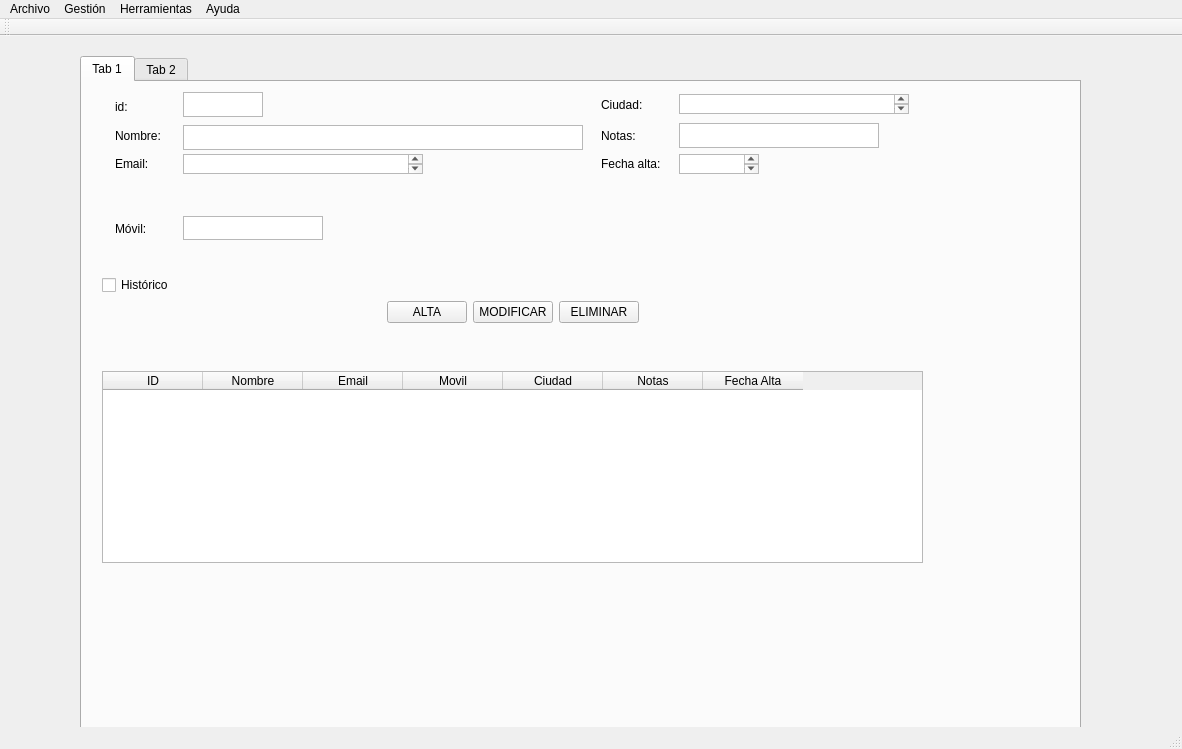
The window that templates/venPrincipal.ui (lauri1604/rodriguezrodriguezrecupera) describes before a commit, drawn with Qt 5.
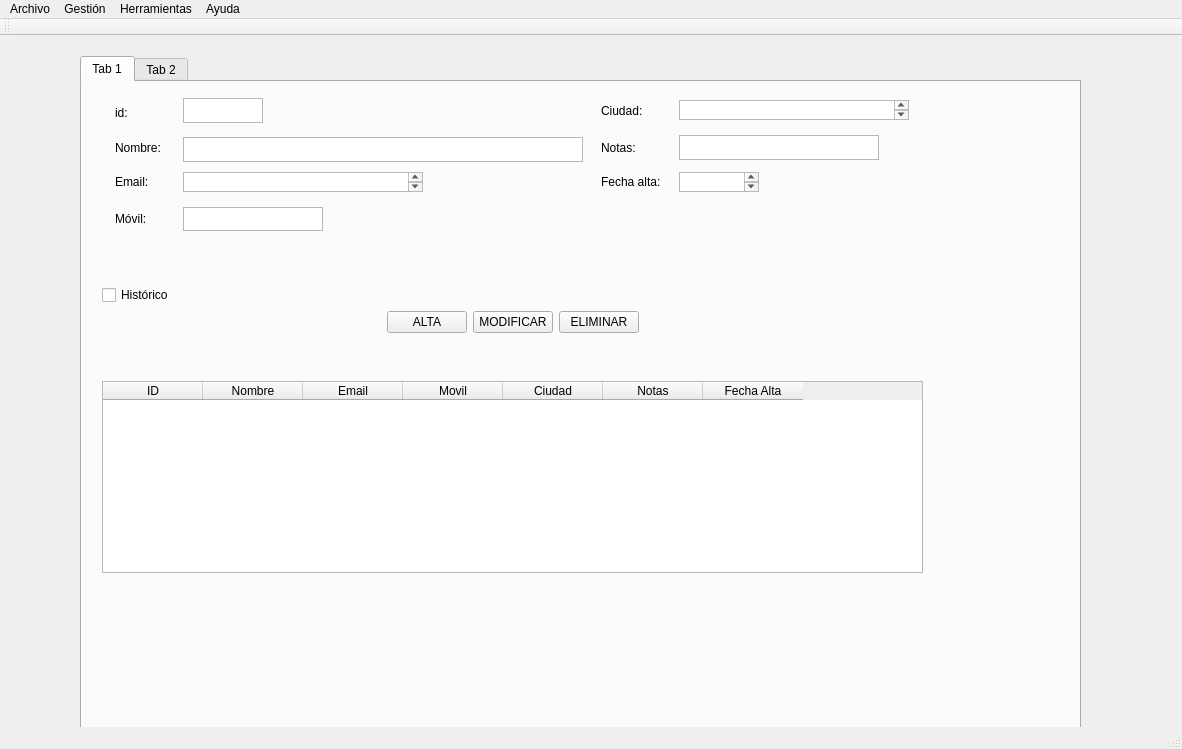
The same window after the commit. Icons and pictures are not drawn.

Commit message: Reprogramar el botón limpiar y coseguir que limpie las cajas de texto

Patch:
```diff
--- a/templates/venPrincipal.ui
+++ b/templates/venPrincipal.ui
@@ -47,7 +47,7 @@
        </rect>
       </property>
       <layout class="QGridLayout" name="gridLayout">
-       <item row="0" column="3">
+       <item row="0" column="4">
         <widget class="QTextEdit" name="txtciudad">
          <property name="sizePolicy">
           <sizepolicy hsizetype="Expanding" vsizetype="Fixed">
@@ -69,7 +69,7 @@
          </property>
         </widget>
        </item>
-       <item row="1" column="2">
+       <item row="1" column="3">
         <widget class="QLabel" name="lbllnotas">
          <property name="minimumSize">
           <size>
@@ -88,7 +88,7 @@
          </property>
         </widget>
        </item>
-       <item row="2" column="2">
+       <item row="2" column="3">
         <widget class="QLabel" name="lblfechaalta">
          <property name="minimumSize">
           <size>
@@ -107,32 +107,7 @@
          </property>
         </widget>
        </item>
-       <item row="4" column="1">
-        <widget class="QTextEdit" name="txtmovil">
-         <property name="sizePolicy">
-          <sizepolicy hsizetype="Expanding" vsizetype="Fixed">
-           <horstretch>0</horstretch>
-           <verstretch>0</verstretch>
-          </sizepolicy>
-         </property>
-         <property name="minimumSize">
-          <size>
-           <width>140</width>
-           <height>24</height>
-          </size>
-         </property>
-         <property name="maximumSize">
-          <size>
-           <width>140</width>
-           <height>24</height>
-          </size>
-         </property>
-         <property name="whatsThis">
-          <string>&lt;html&gt;&lt;head/&gt;&lt;body&gt;&lt;p align=&quot;center&quot;&gt;&lt;br/&gt;&lt;/p&gt;&lt;/body&gt;&lt;/html&gt;</string>
-         </property>
-        </widget>
-       </item>
-       <item row="1" column="1">
+       <item row="1" column="2">
         <widget class="QPlainTextEdit" name="txtnombre">
          <property name="sizePolicy">
           <sizepolicy hsizetype="Expanding" vsizetype="Fixed">
@@ -157,26 +132,7 @@
          </property>
         </widget>
        </item>
-       <item row="4" column="0">
-        <widget class="QLabel" name="lblmovil">
-         <property name="minimumSize">
-          <size>
-           <width>50</width>
-           <height>25</height>
-          </size>
-         </property>
-         <property name="maximumSize">
-          <size>
-           <width>60</width>
-           <height>25</height>
-          </size>
-         </property>
-         <property name="text">
-          <string>Móvil:</string>
-         </property>
-        </widget>
-       </item>
-       <item row="2" column="3">
+       <item row="2" column="4">
         <widget class="QTextEdit" name="txtfechaalta">
          <property name="minimumSize">
           <size>
@@ -195,22 +151,6 @@
          </property>
         </widget>
        </item>
-       <item row="1" column="3">
-        <widget class="QTextEdit" name="txtnotas">
-         <property name="minimumSize">
-          <size>
-           <width>151</width>
-           <height>25</height>
-          </size>
-         </property>
-         <property name="maximumSize">
-          <size>
-           <width>200</width>
-           <height>25</height>
-          </size>
-         </property>
-        </widget>
-       </item>
        <item row="1" column="0">
         <widget class="QLabel" name="lblnombre">
          <property name="minimumSize">
@@ -230,6 +170,22 @@
          </property>
         </widget>
        </item>
+       <item row="1" column="4">
+        <widget class="QTextEdit" name="txtnotas">
+         <property name="minimumSize">
+          <size>
+           <width>151</width>
+           <height>25</height>
+          </size>
+         </property>
+         <property name="maximumSize">
+          <size>
+           <width>200</width>
+           <height>25</height>
+          </size>
+         </property>
+        </widget>
+       </item>
        <item row="2" column="0">
         <widget class="QLabel" name="lblemail">
          <property name="minimumSize">
@@ -249,7 +205,7 @@
          </property>
         </widget>
        </item>
-       <item row="0" column="1">
+       <item row="0" column="2">
         <widget class="QTextEdit" name="txtid">
          <property name="sizePolicy">
           <sizepolicy hsizetype="Expanding" vsizetype="Fixed">
@@ -271,7 +227,7 @@
          </property>
         </widget>
        </item>
-       <item row="2" column="1">
+       <item row="2" column="2">
         <widget class="QPlainTextEdit" name="txtemail">
          <property name="sizePolicy">
           <sizepolicy hsizetype="Expanding" vsizetype="Fixed">
@@ -315,26 +271,7 @@
          </property>
         </widget>
        </item>
-       <item row="0" column="2">
-        <widget class="QLabel" name="lblciudad">
-         <property name="minimumSize">
-          <size>
-           <width>50</width>
-           <height>25</height>
-          </size>
-         </property>
-         <property name="maximumSize">
-          <size>
-           <width>60</width>
-           <height>25</height>
-          </size>
-         </property>
-         <property name="text">
-          <string>Ciudad:</string>
-         </property>
-        </widget>
-       </item>
-       <item row="3" column="3">
+       <item row="3" column="4">
         <widget class="QPushButton" name="botoncalendar">
          <property name="minimumSize">
           <size>
@@ -366,13 +303,76 @@
          </property>
         </widget>
        </item>
+       <item row="0" column="3">
+        <widget class="QLabel" name="lblciudad">
+         <property name="minimumSize">
+          <size>
+           <width>50</width>
+           <height>25</height>
+          </size>
+         </property>
+         <property name="maximumSize">
+          <size>
+           <width>60</width>
+           <height>25</height>
+          </size>
+         </property>
+         <property name="text">
+          <string>Ciudad:</string>
+         </property>
+        </widget>
+       </item>
+       <item row="3" column="0">
+        <widget class="QLabel" name="lblmovil">
+         <property name="minimumSize">
+          <size>
+           <width>50</width>
+           <height>25</height>
+          </size>
+         </property>
+         <property name="maximumSize">
+          <size>
+           <width>60</width>
+           <height>25</height>
+          </size>
+         </property>
+         <property name="text">
+          <string>Móvil:</string>
+         </property>
+        </widget>
+       </item>
+       <item row="3" column="2">
+        <widget class="QTextEdit" name="txtmovil">
+         <property name="sizePolicy">
+          <sizepolicy hsizetype="Expanding" vsizetype="Fixed">
+           <horstretch>0</horstretch>
+           <verstretch>0</verstretch>
+          </sizepolicy>
+         </property>
+         <property name="minimumSize">
+          <size>
+           <width>140</width>
+           <height>24</height>
+          </size>
+         </property>
+         <property name="maximumSize">
+          <size>
+           <width>140</width>
+           <height>24</height>
+          </size>
+         </property>
+         <property name="whatsThis">
+          <string>&lt;html&gt;&lt;head/&gt;&lt;body&gt;&lt;p align=&quot;center&quot;&gt;&lt;br/&gt;&lt;/p&gt;&lt;/body&gt;&lt;/html&gt;</string>
+         </property>
+        </widget>
+       </item>
       </layout>
      </widget>
      <widget class="QWidget" name="layoutWidget">
       <property name="geometry">
        <rect>
         <x>20</x>
-        <y>150</y>
+        <y>160</y>
         <width>821</width>
         <height>331</height>
        </rect>
```
The commit also changes 3 other files.
